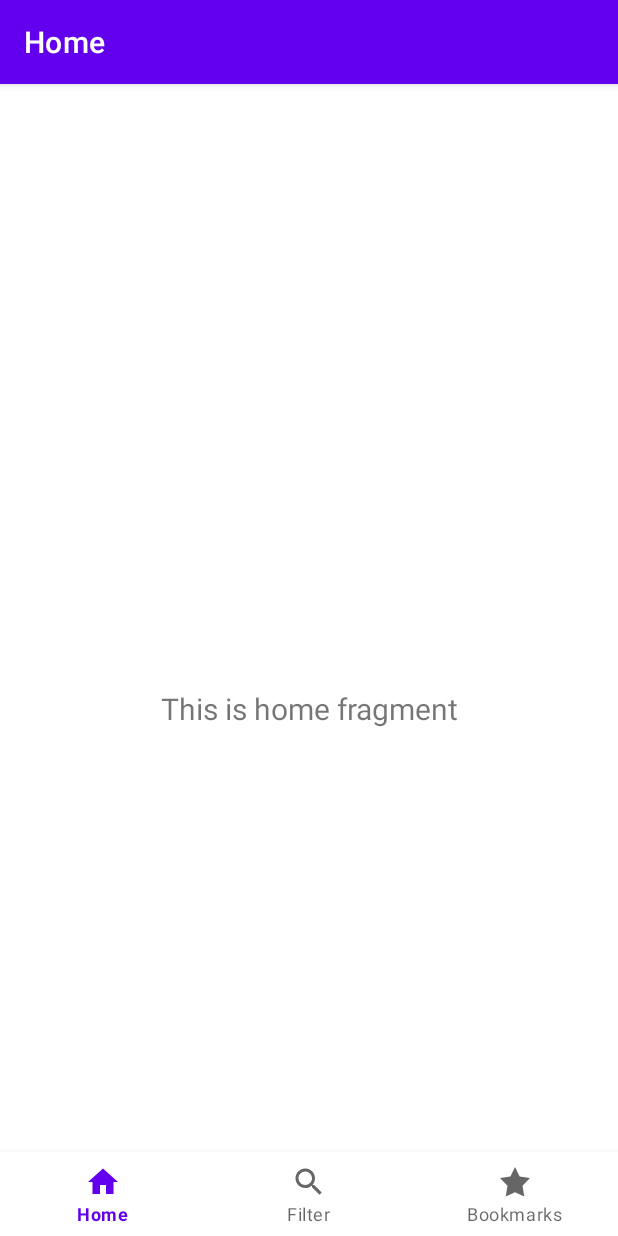
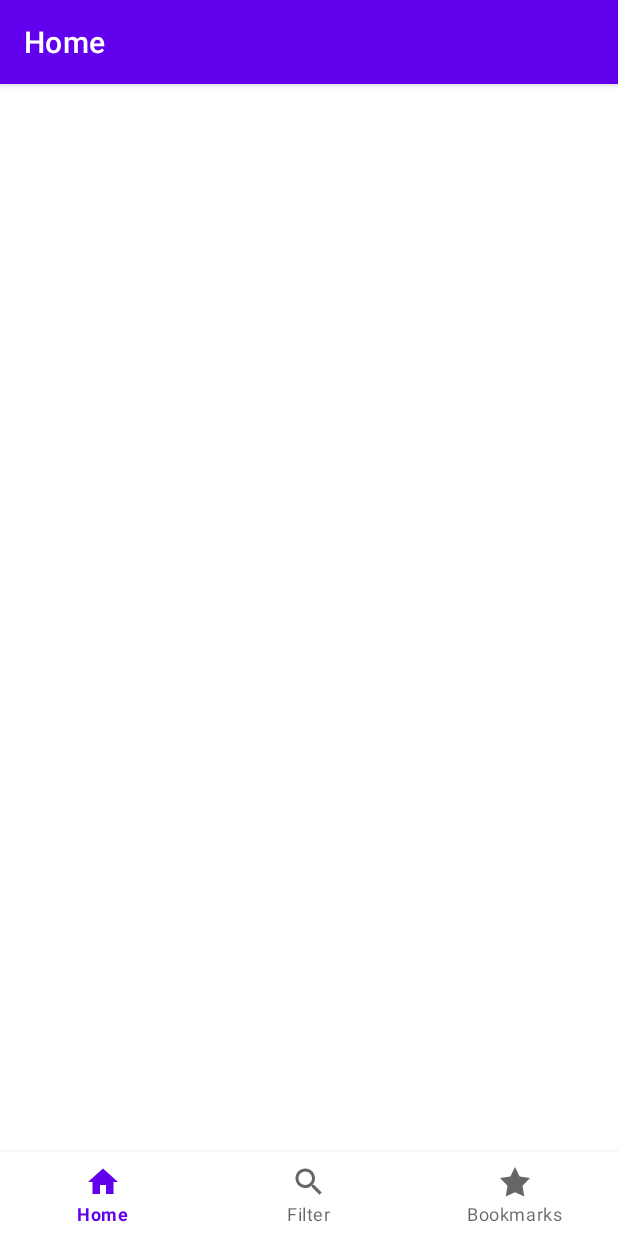
Before and after one commit to RedMercury0/MyGameList, an Android app: the screen it shows after launch (MainActivity), after a tap on "LOGIN", on a phone screen of 412 x 824 dp. Run offline under Robolectric (Android 15) with nearby library versions, the phone set to English and light mode, and no system bars; our stand-ins replace navigation-ui.

Commit message:
changing home fragment

```diff
--- a/app/src/main/java/com/dorontayar_nirtzameret/mygameslist/ui/home/HomeFragment.java
+++ b/app/src/main/java/com/dorontayar_nirtzameret/mygameslist/ui/home/HomeFragment.java
@@ -24,8 +24,8 @@ public class HomeFragment extends Fragment {
         binding = FragmentHomeBinding.inflate(inflater, container, false);
         View root = binding.getRoot();
 
-        final TextView textView = binding.textHome;
-        homeViewModel.getText().observe(getViewLifecycleOwner(), textView::setText);
+        //final TextView textView = binding.textHome;
+        //homeViewModel.getText().observe(getViewLifecycleOwner(), textView::setText);
         return root;
     }
 
```
